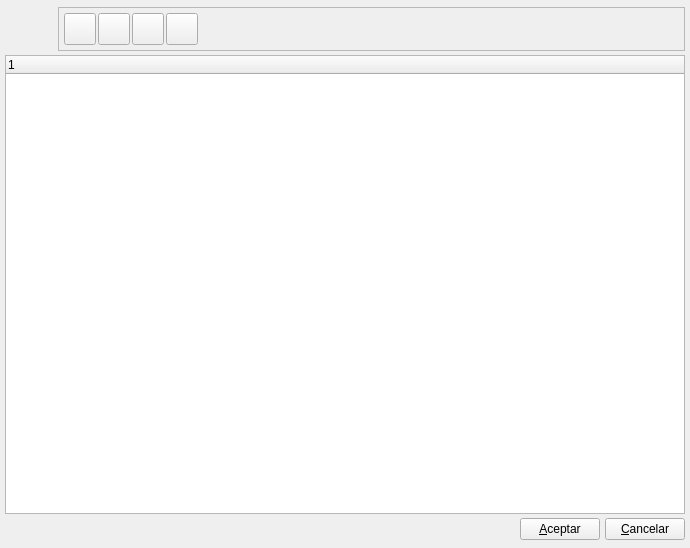
eboladev/Bulmages-1, file bulmages/bulmafact/plugins/pluginbf_minicontabilidad/presupuestocontablebase.ui: the form before one commit.
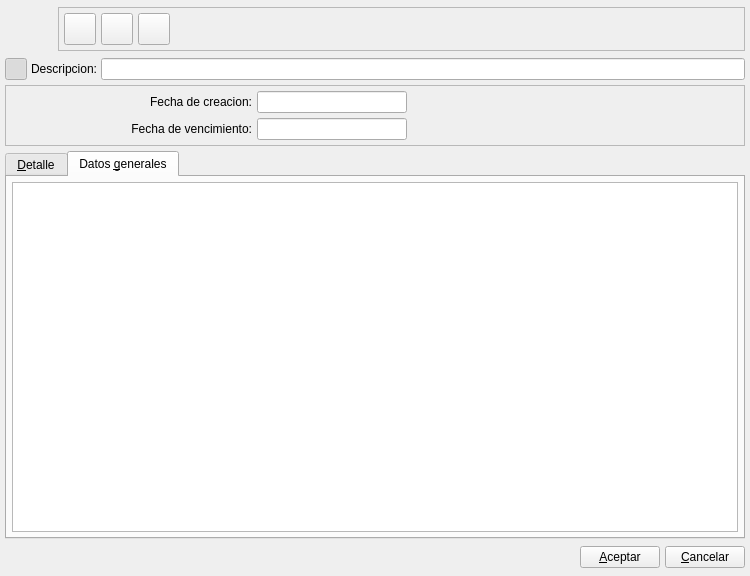
The form after the commit. The open tabs and pages were chosen to show the change. Icons and pictures are not drawn. Custom widgets are drawn as their Qt base class.

```diff
--- a/bulmages/bulmafact/plugins/pluginbf_minicontabilidad/presupuestocontablebase.ui
+++ b/bulmages/bulmafact/plugins/pluginbf_minicontabilidad/presupuestocontablebase.ui
@@ -7,10 +7,16 @@
    <rect>
     <x>0</x>
     <y>0</y>
-    <width>690</width>
-    <height>548</height>
+    <width>750</width>
+    <height>576</height>
    </rect>
   </property>
+  <property name="sizePolicy">
+   <sizepolicy hsizetype="Preferred" vsizetype="Preferred">
+    <horstretch>0</horstretch>
+    <verstretch>0</verstretch>
+   </sizepolicy>
+  </property>
   <property name="windowTitle">
    <string>Partidas</string>
   </property>
@@ -18,11 +24,14 @@
    <iconset resource="../../../bulmages.qrc">
     <normaloff>:/Images/account.png</normaloff>:/Images/account.png</iconset>
   </property>
-  <layout class="QVBoxLayout">
+  <layout class="QGridLayout">
    <property name="margin">
     <number>5</number>
    </property>
-   <item>
+   <property name="spacing">
+    <number>5</number>
+   </property>
+   <item row="0" column="0" colspan="2">
     <layout class="QHBoxLayout">
      <property name="spacing">
       <number>5</number>
@@ -56,19 +65,13 @@
       </widget>
      </item>
      <item>
-      <widget class="QFrame" name="frame">
+      <widget class="QFrame" name="frame_2">
        <property name="sizePolicy">
-        <sizepolicy hsizetype="Preferred" vsizetype="Fixed">
+        <sizepolicy hsizetype="Expanding" vsizetype="Fixed">
          <horstretch>0</horstretch>
          <verstretch>0</verstretch>
         </sizepolicy>
        </property>
-       <property name="minimumSize">
-        <size>
-         <width>32</width>
-         <height>32</height>
-        </size>
-       </property>
        <property name="frameShape">
         <enum>QFrame::StyledPanel</enum>
        </property>
@@ -76,79 +79,12 @@
         <enum>QFrame::Raised</enum>
        </property>
        <layout class="QHBoxLayout">
+        <property name="spacing">
+         <number>5</number>
+        </property>
         <property name="margin">
          <number>5</number>
         </property>
-        <item>
-         <widget class="QToolButton" name="mui_crear">
-          <property name="minimumSize">
-           <size>
-            <width>32</width>
-            <height>32</height>
-           </size>
-          </property>
-          <property name="maximumSize">
-           <size>
-            <width>32</width>
-            <height>32</height>
-           </size>
-          </property>
-          <property name="toolTip">
-           <string>Nueva Partida</string>
-          </property>
-          <property name="whatsThis">
-           <string>Nueva Partida</string>
-          </property>
-          <property name="text">
-           <string/>
-          </property>
-          <property name="icon">
-           <iconset resource="../../../bulmages.qrc">
-            <normaloff>:/Images/document-new.png</normaloff>:/Images/document-new.png</iconset>
-          </property>
-          <property name="iconSize">
-           <size>
-            <width>32</width>
-            <height>32</height>
-           </size>
-          </property>
-         </widget>
-        </item>
-        <item>
-         <widget class="QToolButton" name="mui_borrar">
-          <property name="minimumSize">
-           <size>
-            <width>32</width>
-            <height>32</height>
-           </size>
-          </property>
-          <property name="maximumSize">
-           <size>
-            <width>32</width>
-            <height>32</height>
-           </size>
-          </property>
-          <property name="toolTip">
-           <string>Borrar Partida</string>
-          </property>
-          <property name="whatsThis">
-           <string>Borrar Partida</string>
-          </property>
-          <property name="text">
-           <string/>
-          </property>
-          <property name="icon">
-           <iconset resource="../../../bulmages.qrc">
-            <normaloff>:/Images/edit-delete.png</normaloff>:/Images/edit-delete.png</iconset>
-          </property>
-          <property name="iconSize">
-           <size>
-            <width>32</width>
-            <height>32</height>
-           </size>
-          </property>
-         </widget>
-        </item>
         <item>
          <widget class="QToolButton" name="mui_guardar">
           <property name="minimumSize">
@@ -182,6 +118,47 @@
             <height>32</height>
            </size>
           </property>
+          <property name="shortcut">
+           <string>Ctrl+S</string>
+          </property>
+         </widget>
+        </item>
+        <item>
+         <widget class="QToolButton" name="mui_borrar">
+          <property name="minimumSize">
+           <size>
+            <width>32</width>
+            <height>32</height>
+           </size>
+          </property>
+          <property name="maximumSize">
+           <size>
+            <width>32</width>
+            <height>32</height>
+           </size>
+          </property>
+          <property name="toolTip">
+           <string>Borrar presupuesto</string>
+          </property>
+          <property name="whatsThis">
+           <string>Borrar presupuesto</string>
+          </property>
+          <property name="text">
+           <string/>
+          </property>
+          <property name="icon">
+           <iconset resource="../../../bulmages.qrc">
+            <normaloff>:/Images/edit-delete.png</normaloff>:/Images/edit-delete.png</iconset>
+          </property>
+          <property name="iconSize">
+           <size>
+            <width>32</width>
+            <height>32</height>
+           </size>
+          </property>
+          <property name="shortcut">
+           <string>Ctrl+D</string>
+          </property>
          </widget>
         </item>
         <item>
@@ -229,8 +206,43 @@
           </property>
           <property name="sizeHint" stdset="0">
            <size>
-            <width>191</width>
-            <height>30</height>
+            <width>16</width>
+            <height>21</height>
+           </size>
+          </property>
+         </spacer>
+        </item>
+        <item>
+         <widget class="QFrame" name="mui_plugbotones">
+          <property name="sizePolicy">
+           <sizepolicy hsizetype="Expanding" vsizetype="Preferred">
+            <horstretch>0</horstretch>
+            <verstretch>0</verstretch>
+           </sizepolicy>
+          </property>
+          <property name="frameShape">
+           <enum>QFrame::NoFrame</enum>
+          </property>
+          <property name="frameShadow">
+           <enum>QFrame::Plain</enum>
+          </property>
+          <property name="lineWidth">
+           <number>0</number>
+          </property>
+         </widget>
+        </item>
+        <item>
+         <spacer>
+          <property name="orientation">
+           <enum>Qt::Horizontal</enum>
+          </property>
+          <property name="sizeType">
+           <enum>QSizePolicy::Expanding</enum>
+          </property>
+          <property name="sizeHint" stdset="0">
+           <size>
+            <width>71</width>
+            <height>21</height>
            </size>
           </property>
          </spacer>
@@ -240,16 +252,242 @@
      </item>
     </layout>
    </item>
-   <item>
-    <widget class="QTreeWidget" name="m_list">
-     <column>
-      <property name="text">
-       <string>1</string>
+   <item row="1" column="0" colspan="2">
+    <layout class="QHBoxLayout">
+     <item>
+      <widget class="QToolButton" name="mui_detalles">
+       <property name="minimumSize">
+        <size>
+         <width>22</width>
+         <height>22</height>
+        </size>
+       </property>
+       <property name="maximumSize">
+        <size>
+         <width>22</width>
+         <height>22</height>
+        </size>
+       </property>
+       <property name="toolTip">
+        <string>Mostrar/Ocultar cabecera</string>
+       </property>
+       <property name="whatsThis">
+        <string>Mostrar/Ocultar cabecera</string>
+       </property>
+       <property name="text">
+        <string/>
+       </property>
+       <property name="icon">
+        <iconset resource="../../../bulmages.qrc">
+         <normaloff>:/Images/document-open.png</normaloff>:/Images/document-open.png</iconset>
+       </property>
+       <property name="iconSize">
+        <size>
+         <width>32</width>
+         <height>32</height>
+        </size>
+       </property>
+       <property name="shortcut">
+        <string>Ctrl+G</string>
+       </property>
+       <property name="checkable">
+        <bool>true</bool>
+       </property>
+       <property name="checked">
+        <bool>true</bool>
+       </property>
+      </widget>
+     </item>
+     <item>
+      <widget class="QLabel" name="label8">
+       <property name="sizePolicy">
+        <sizepolicy hsizetype="Preferred" vsizetype="Fixed">
+         <horstretch>0</horstretch>
+         <verstretch>0</verstretch>
+        </sizepolicy>
+       </property>
+       <property name="text">
+        <string>Descripcion:</string>
+       </property>
+       <property name="alignment">
+        <set>Qt::AlignRight|Qt::AlignTrailing|Qt::AlignVCenter</set>
+       </property>
+       <property name="buddy">
+        <cstring>mui_descpresupuesto</cstring>
+       </property>
+      </widget>
+     </item>
+     <item>
+      <widget class="QLineEdit" name="mui_descpresupuesto">
+       <property name="sizePolicy">
+        <sizepolicy hsizetype="Expanding" vsizetype="Preferred">
+         <horstretch>0</horstretch>
+         <verstretch>0</verstretch>
+        </sizepolicy>
+       </property>
+       <property name="maxLength">
+        <number>150</number>
+       </property>
+      </widget>
+     </item>
+    </layout>
+   </item>
+   <item row="2" column="0" colspan="2">
+    <widget class="QFrame" name="frame">
+     <property name="sizePolicy">
+      <sizepolicy hsizetype="Expanding" vsizetype="Preferred">
+       <horstretch>0</horstretch>
+       <verstretch>0</verstretch>
+      </sizepolicy>
+     </property>
+     <property name="minimumSize">
+      <size>
+       <width>0</width>
+       <height>0</height>
+      </size>
+     </property>
+     <property name="frameShape">
+      <enum>QFrame::StyledPanel</enum>
+     </property>
+     <property name="frameShadow">
+      <enum>QFrame::Raised</enum>
+     </property>
+     <layout class="QGridLayout">
+      <property name="margin">
+       <number>5</number>
       </property>
-     </column>
+      <property name="spacing">
+       <number>5</number>
+      </property>
+      <item row="0" column="0">
+       <widget class="QLabel" name="label15">
+        <property name="sizePolicy">
+         <sizepolicy hsizetype="Preferred" vsizetype="Fixed">
+          <horstretch>0</horstretch>
+          <verstretch>0</verstretch>
+         </sizepolicy>
+        </property>
+        <property name="text">
+         <string>Fecha de creacion:</string>
+        </property>
+        <property name="alignment">
+         <set>Qt::AlignRight|Qt::AlignTrailing|Qt::AlignVCenter</set>
+        </property>
+        <property name="buddy">
+         <cstring>mui_fpresupuesto</cstring>
+        </property>
+       </widget>
+      </item>
+      <item row="0" column="1" colspan="2">
+       <widget class="BlDateSearch" name="mui_fpresupuesto">
+        <property name="minimumSize">
+         <size>
+          <width>150</width>
+          <height>0</height>
+         </size>
+        </property>
+        <property name="maximumSize">
+         <size>
+          <width>150</width>
+          <height>16777215</height>
+         </size>
+        </property>
+       </widget>
+      </item>
+      <item row="1" column="0">
+       <widget class="QLabel" name="label11">
+        <property name="sizePolicy">
+         <sizepolicy hsizetype="Preferred" vsizetype="Fixed">
+          <horstretch>0</horstretch>
+          <verstretch>0</verstretch>
+         </sizepolicy>
+        </property>
+        <property name="text">
+         <string>Fecha de vencimiento:</string>
+        </property>
+        <property name="alignment">
+         <set>Qt::AlignRight|Qt::AlignTrailing|Qt::AlignVCenter</set>
+        </property>
+        <property name="buddy">
+         <cstring>mui_vencpresupuesto</cstring>
+        </property>
+       </widget>
+      </item>
+      <item row="1" column="1" colspan="2">
+       <widget class="BlDateSearch" name="mui_vencpresupuesto">
+        <property name="minimumSize">
+         <size>
+          <width>150</width>
+          <height>0</height>
+         </size>
+        </property>
+        <property name="maximumSize">
+         <size>
+          <width>150</width>
+          <height>16777215</height>
+         </size>
+        </property>
+       </widget>
+      </item>
+     </layout>
     </widget>
    </item>
-   <item>
+   <item row="3" column="0" colspan="2">
+    <widget class="QTabWidget" name="m_general">
+     <property name="sizePolicy">
+      <sizepolicy hsizetype="Expanding" vsizetype="Expanding">
+       <horstretch>0</horstretch>
+       <verstretch>0</verstretch>
+      </sizepolicy>
+     </property>
+     <property name="currentIndex">
+      <number>0</number>
+     </property>
+     <widget class="QWidget" name="tab1">
+      <attribute name="title">
+       <string>&amp;Detalle</string>
+      </attribute>
+      <layout class="QVBoxLayout">
+       <property name="spacing">
+        <number>5</number>
+       </property>
+       <property name="margin">
+        <number>5</number>
+       </property>
+       <item>
+        <widget class="BfSubForm" name="mui_list"/>
+       </item>
+      </layout>
+     </widget>
+     <widget class="QWidget" name="tab3">
+      <attribute name="title">
+       <string>Datos &amp;generales</string>
+      </attribute>
+      <layout class="QHBoxLayout">
+       <property name="spacing">
+        <number>5</number>
+       </property>
+       <property name="margin">
+        <number>5</number>
+       </property>
+       <item>
+        <widget class="QTextEdit" name="mui_comentpresupuesto">
+         <property name="sizePolicy">
+          <sizepolicy hsizetype="Expanding" vsizetype="Expanding">
+           <horstretch>0</horstretch>
+           <verstretch>0</verstretch>
+          </sizepolicy>
+         </property>
+         <property name="tabChangesFocus">
+          <bool>true</bool>
+         </property>
+        </widget>
+       </item>
+      </layout>
+     </widget>
+    </widget>
+   </item>
+   <item row="4" column="0" colspan="2">
     <layout class="QHBoxLayout">
      <property name="spacing">
       <number>5</number>
@@ -264,7 +502,7 @@
        </property>
        <property name="sizeHint" stdset="0">
         <size>
-         <width>331</width>
+         <width>436</width>
          <height>27</height>
         </size>
        </property>
@@ -288,7 +526,19 @@
    </item>
   </layout>
  </widget>
- <layoutdefault spacing="2" margin="2"/>
+ <layoutdefault spacing="4" margin="3"/>
+ <customwidgets>
+  <customwidget>
+   <class>BlDateSearch</class>
+   <extends>QLineEdit</extends>
+   <header>../../bulmalib/src/bldatesearch.h</header>
+  </customwidget>
+  <customwidget>
+   <class>BfSubForm</class>
+   <extends>QTableWidget</extends>
+   <header>bfsubform.h</header>
+  </customwidget>
+ </customwidgets>
  <tabstops>
   <tabstop>mui_crear</tabstop>
   <tabstop>mui_borrar</tabstop>
```
Left out of the diff: 46 changed lines with no effect on the pictures.
